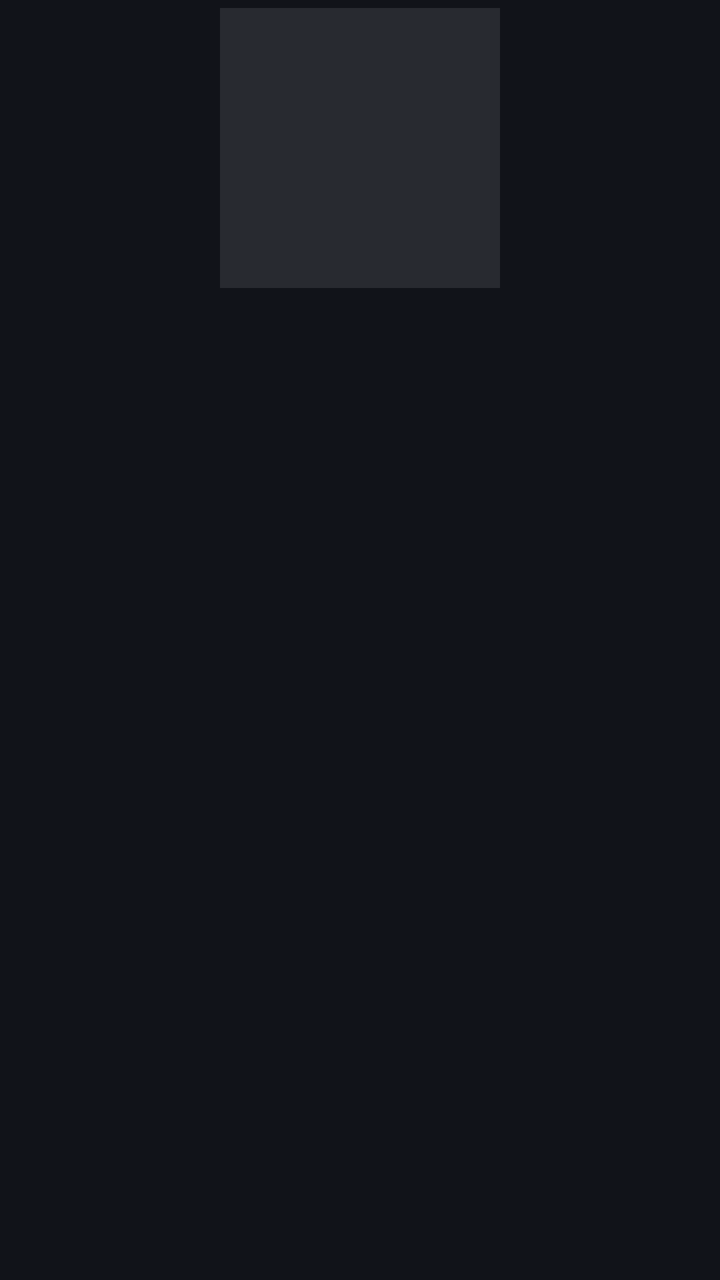
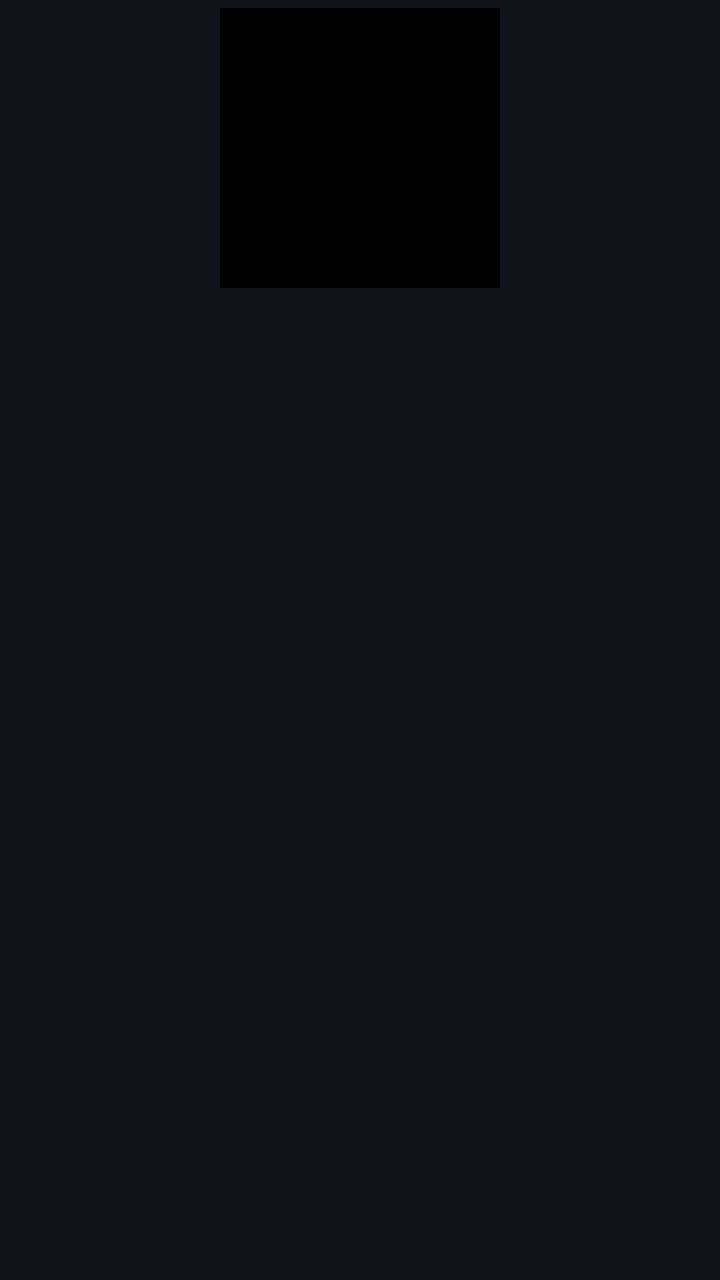

Before-and-after screenshots of an Android layout around one commit, followed by the original layout XML and the change that was made.
<!-- AndroidManifest.xml: application theme Theme.Sleppify -->
<!-- res/layout/item_top_played_carousel.xml -->
<?xml version="1.0" encoding="utf-8"?>
<LinearLayout xmlns:android="http://schemas.android.com/apk/res/android"
    android:layout_width="wrap_content"
    android:layout_height="wrap_content"
    android:background="?attr/selectableItemBackground"
    android:clickable="true"
    android:focusable="true"
    android:gravity="center_horizontal"
    android:orientation="vertical"
    android:paddingHorizontal="4dp"
    android:paddingVertical="4dp">

    <ImageView
        android:id="@+id/ivTopPlayedThumb"
        android:layout_width="140dp"
        android:layout_height="140dp"
        android:background="@color/surface_high"
        android:scaleType="fitCenter" />

    <TextView
        android:id="@+id/tvTopPlayedTitle"
        android:layout_width="140dp"
        android:layout_height="wrap_content"
        android:layout_marginTop="6dp"
        android:ellipsize="end"
        android:gravity="start"
        android:maxLines="2"
        android:textColor="@color/text_primary"
        android:textSize="12sp" />

</LinearLayout>
<!-- resources referenced by this layout -->
<resources>
  <color name="surface_high">#282a30</color>
  <color name="text_primary">#e2e2eb</color>
  <style name="Theme.Sleppify" parent="Base.Theme.Sleppify" />
  <style name="Base.Theme.Sleppify" parent="Theme.Material3.Dark.NoActionBar">
          
          <item name="colorPrimary">@color/stitch_blue</item>
          <item name="colorSecondary">@color/stitch_blue_light</item>
          <item name="android:windowBackground">@color/surface_dark</item>
          <item name="android:navigationBarColor">@color/surface_dark</item>
          <item name="android:statusBarColor">@color/surface_dark</item>
          <item name="android:textColorPrimary">@color/text_primary</item>
          <item name="android:textColorSecondary">@color/text_secondary</item>
      </style>
  <color name="stitch_blue">#AEC7FD</color>
  <color name="stitch_blue_light">#AEC7FD</color>
  <color name="surface_dark">#111319</color>
  <color name="text_secondary">#c3c6d5</color>
</resources>

<!-- the commit's change to res/layout/item_top_played_carousel.xml (unified diff, before → after) -->
@@ -14,7 +14,7 @@
         android:id="@+id/ivTopPlayedThumb"
         android:layout_width="140dp"
         android:layout_height="140dp"
-        android:background="@color/surface_high"
+        android:background="@color/artwork_background"
         android:scaleType="fitCenter" />
 
     <TextView
<!-- resource entries referenced after the edit -->
@@ -1,6 +1,6 @@
 <!-- resources referenced by this layout -->
 <resources>
-  <color name="surface_high">#282a30</color>
+  <color name="artwork_background">#FF000000</color>
   <color name="text_primary">#e2e2eb</color>
   <style name="Theme.Sleppify" parent="Base.Theme.Sleppify" />
   <style name="Base.Theme.Sleppify" parent="Theme.Material3.Dark.NoActionBar">
